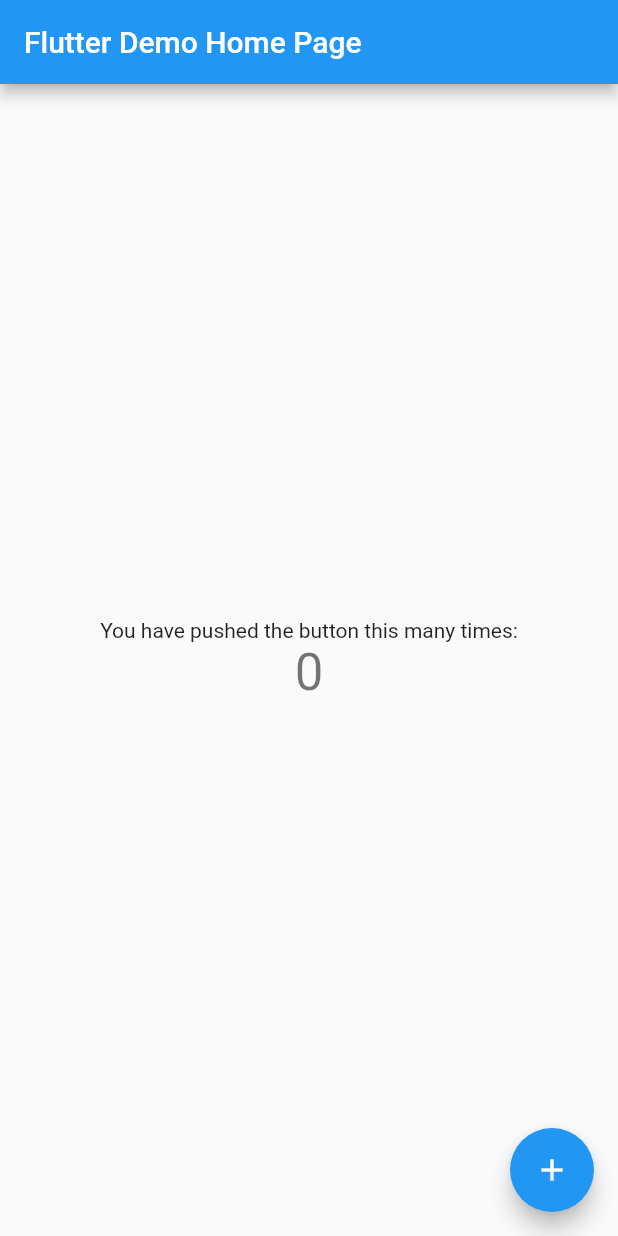
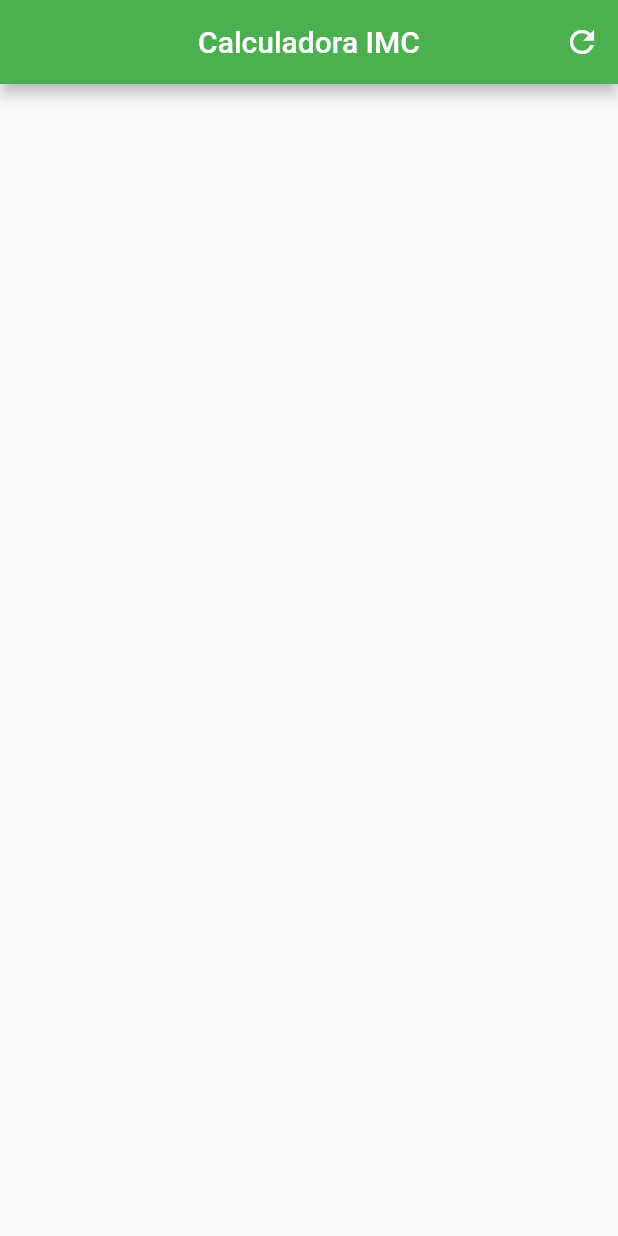
Before and after one commit to 90lucasgabriel/flutter-02-imc, a Flutter app: the screen it shows after launch, on a phone screen of 412 x 824 dp. Run offline on Flutter 3.47's test engine with Material 2 defaults, Android fonts, the phone set to English and light mode, and no system bars.

Commit message:
01 - Scaffold and Appbar;

```diff
--- a/lib/main.dart
+++ b/lib/main.dart
@@ -1,113 +1,31 @@
 import 'package:flutter/material.dart';
 
 void main() {
-  runApp(MyApp());
+  runApp(MaterialApp(
+    home: Home(),
+  ));
 }
 
-class MyApp extends StatelessWidget {
-  // This widget is the root of your application.
+class Home extends StatefulWidget {
+  @override
+  _HomeState createState() => _HomeState();
+}
+
+class _HomeState extends State<Home> {
   @override
   Widget build(BuildContext context) {
-    return MaterialApp(
-      title: 'Flutter Demo',
-      theme: ThemeData(
-        // This is the theme of your application.
-        //
-        // Try running your application with "flutter run". You'll see the
-        // application has a blue toolbar. Then, without quitting the app, try
-        // changing the primarySwatch below to Colors.green and then invoke
-        // "hot reload" (press "r" in the console where you ran "flutter run",
-        // or simply save your changes to "hot reload" in a Flutter IDE).
-        // Notice that the counter didn't reset back to zero; the application
-        // is not restarted.
-        primarySwatch: Colors.blue,
+    return Scaffold(
+      appBar: AppBar(
+        title: Text("Calculadora IMC"),
+        centerTitle: true,
+        backgroundColor: Colors.green,
+        actions: <Widget>[
+          IconButton(
+            icon: Icon(Icons.refresh),
+            onPressed: () {},
+          ),
+        ],
       ),
-      home: MyHomePage(title: 'Flutter Demo Home Page'),
     );
   }
 }
-
-class MyHomePage extends StatefulWidget {
-  MyHomePage({Key key, this.title}) : super(key: key);
-
-  // This widget is the home page of your application. It is stateful, meaning
-  // that it has a State object (defined below) that contains fields that affect
-  // how it looks.
-
-  // This class is the configuration for the state. It holds the values (in this
-  // case the title) provided by the parent (in this case the App widget) and
-  // used by the build method of the State. Fields in a Widget subclass are
-  // always marked "final".
-
-  final String title;
-
-  @override
-  _MyHomePageState createState() => _MyHomePageState();
-}
-
-class _MyHomePageState extends State<MyHomePage> {
-  int _counter = 0;
-
-  void _incrementCounter() {
-    setState(() {
-      // This call to setState tells the Flutter framework that something has
-      // changed in this State, which causes it to rerun the build method below
-      // so that the display can reflect the updated values. If we changed
-      // _counter without calling setState(), then the build method would not be
-      // called again, and so nothing would appear to happen.
-      _counter++;
-    });
-  }
-
-  @override
-  Widget build(BuildContext context) {
-    // This method is rerun every time setState is called, for instance as done
-    // by the _incrementCounter method above.
-    //
-    // The Flutter framework has been optimized to make rerunning build methods
-    // fast, so that you can just rebuild anything that needs updating rather
-    // than having to individually change instances of widgets.
-    return Scaffold(
-      appBar: AppBar(
-        // Here we take the value from the MyHomePage object that was created by
-        // the App.build method, and use it to set our appbar title.
-        title: Text(widget.title),
-      ),
-      body: Center(
-        // Center is a layout widget. It takes a single child and positions it
-        // in the middle of the parent.
-        child: Column(
-          // Column is also a layout widget. It takes a list of children and
-          // arranges them vertically. By default, it sizes itself to fit its
-          // children horizontally, and tries to be as tall as its parent.
-          //
-          // Invoke "debug painting" (press "p" in the console, choose the
-          // "Toggle Debug Paint" action from the Flutter Inspector in Android
-          // Studio, or the "Toggle Debug Paint" command in Visual Studio Code)
-          // to see the wireframe for each widget.
-          //
-          // Column has various properties to control how it sizes itself and
-          // how it positions its children. Here we use mainAxisAlignment to
-          // center the children vertically; the main axis here is the vertical
-          // axis because Columns are vertical (the cross axis would be
-          // horizontal).
-          mainAxisAlignment: MainAxisAlignment.center,
-          children: <Widget>[
-            Text(
-              'You have pushed the button this many times:',
-            ),
-            Text(
-              '$_counter',
-              style: Theme.of(context).textTheme.headline4,
-            ),
-          ],
-        ),
-      ),
-      floatingActionButton: FloatingActionButton(
-        onPressed: _incrementCounter,
-        tooltip: 'Increment',
-        child: Icon(Icons.add),
-      ), // This trailing comma makes auto-formatting nicer for build methods.
-    );
-  }
-}
```
